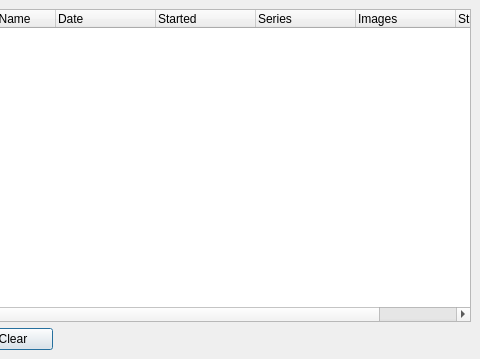
Old version of the form starviewer/src/inputoutput/qoperationstatescreenbase.ui in the repository starviewer-medical/starviewer; both pictures show x 454 to 934 and y 0 to 359 of the 934 by 359 pixel window.
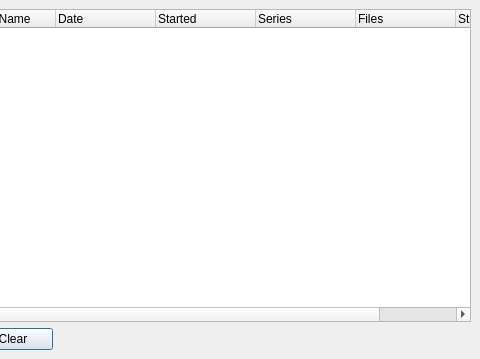
New version of the form.

Commit message: ENH: Canviem el caption "Images" de la QOperationStateScreen per "Files" que és més adequat, ja que no només descarreguem imatges, sinó tot tipus d'arxius DICOM.

```diff
--- a/starviewer/src/inputoutput/qoperationstatescreenbase.ui
+++ b/starviewer/src/inputoutput/qoperationstatescreenbase.ui
@@ -83,8 +83,8 @@
       </property>
      </column>
      <column>
-      <property name="text" >
-       <string>Images</string>
+      <property name="text">
+       <string>Files</string>
       </property>
      </column>
      <column>
@@ -146,8 +146,7 @@
    </item>
   </layout>
  </widget>
- <layoutdefault spacing="6" margin="11" />
- <pixmapfunction></pixmapfunction>
+ <layoutdefault spacing="6" margin="11"/>
  <resources/>
  <connections/>
 </ui>
```
Left out of the diff: 78 changed lines with no effect on the pictures.
